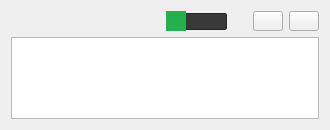
The window that GUI/CUERPO/DISENO/ALARMA/itemAlarmaVista_dise.ui (ronihdzz/IoT_domotica) describes before a commit, drawn with Qt 5.
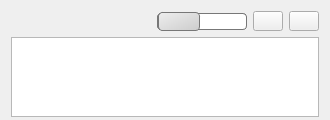
The same window after the commit. Icons and pictures are not drawn.

The edit to the form file:
```diff
--- a/GUI/CUERPO/DISENO/ALARMA/itemAlarmaVista_dise.ui
+++ b/GUI/CUERPO/DISENO/ALARMA/itemAlarmaVista_dise.ui
@@ -7,13 +7,13 @@
     <x>0</x>
     <y>0</y>
     <width>330</width>
-    <height>130</height>
+    <height>120</height>
    </rect>
   </property>
   <property name="minimumSize">
    <size>
     <width>330</width>
-    <height>130</height>
+    <height>120</height>
    </size>
   </property>
   <property name="maximumSize">
@@ -46,31 +46,65 @@
        <property name="maximumSize">
         <size>
          <width>90</width>
-         <height>20</height>
+         <height>16777215</height>
         </size>
        </property>
        <property name="styleSheet">
-        <string notr="true">QSlider {
-    min-height: 20px; /*tamano de la cosa que se mueve*/
-    max-height: 20px;
+        <string notr="true">QSlider::groove:horizontal {
+border: 1px solid #bbb;
+/*background: white;*/
+background: #393939; /*COLOR DE LA COSA QUE SE MUEVE*/
+height: 15px; /*ALTURA DE LA BARRA*/
+border-radius: 4px;
 }
-/*BARRA HORIZONTAL SOBRE LA CUAL LA BARRA CONMUTA*/
-QSlider::groove:horizontal {
-	border-radius: 2px;
-    border: 1px solid #262626;
-    height: 15px; /*tamano de la barra*/
-   background: #393939;
-   /*background:#95DEE7;*/
-    margin: 0 20px; /*margen entre lo que se mueve y la barra*/
+
+QSlider::sub-page:horizontal {
+background: #393939; /*COLOR DE LA BARRA CUANDO COSA  DERECHA*/
+border: 1px solid #777;
+height: 10px;
+border-radius: 4px;
 }
 
+QSlider::add-page:horizontal {
+background: #fff;   /*COLOR DE BARRA CUANDO COSA IZQUIERDA*/
+border: 1px solid #777;
+height: 10px;
+border-radius: 4px;
+}
 
 QSlider::handle:horizontal {
-    background: #22B14C;
-    /*background:#95DEE7;*/
-    width: 20px;
-    margin: 24px -12px;
-}</string>
+background:qlineargradient(x1:0, y1:0, x2:1, y2:1,stop:0 #eee, stop:1 #ccc); 
+border: 1px solid #777;
+width: 40px; /* ancho de la barra que se  mueve*/
+margin-top: -2px;
+margin-bottom: -2px;
+border-radius: 4px;
+}
+
+QSlider::handle:horizontal:hover {
+background: qlineargradient(x1:0, y1:0, x2:1, y2:1,
+    stop:0 #fff, stop:1 #ddd);  /*color de la cosa cuando se mueve */
+border: 1px solid #444;
+border-radius: 4px;
+height: 10px;
+}
+
+QSlider::sub-page:horizontal:disabled {
+background: #bbb;
+border-color: #999;
+}
+
+QSlider::add-page:horizontal:disabled {
+background: #eee;
+border-color: #999;
+}
+
+QSlider::handle:horizontal:disabled {
+background: #eee;
+border: 1px solid #aaa;
+border-radius: 4px;
+}
+</string>
        </property>
        <property name="maximum">
         <number>1</number>
```
Left out of the diff: 8 changed lines with no effect on the pictures.
